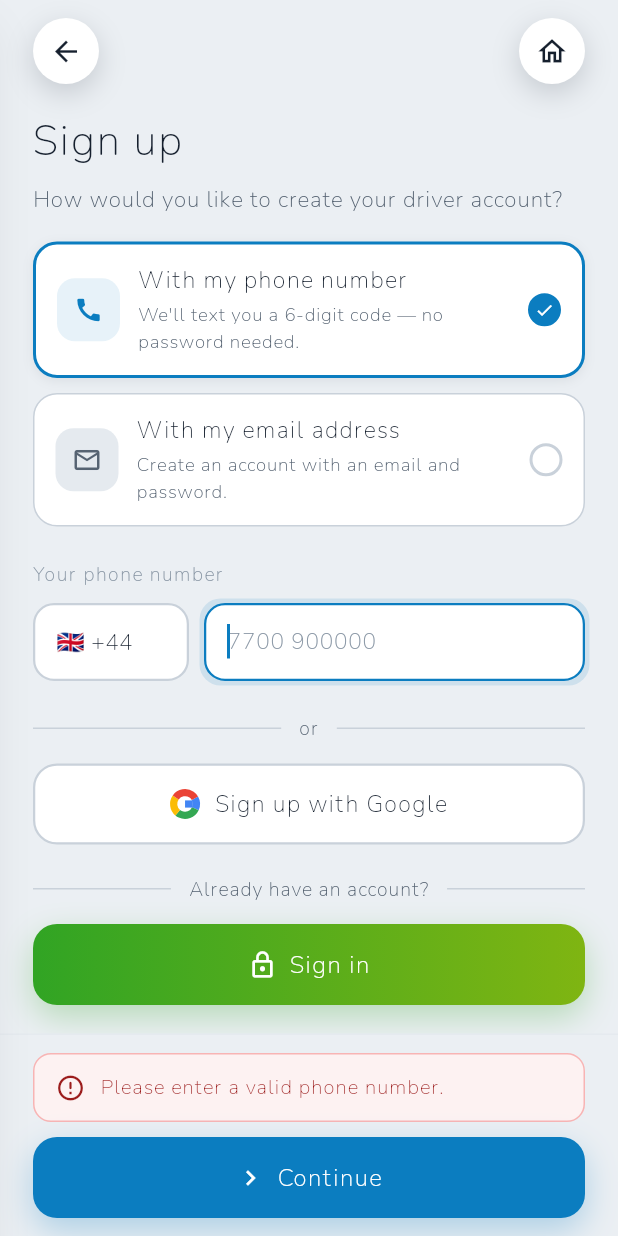
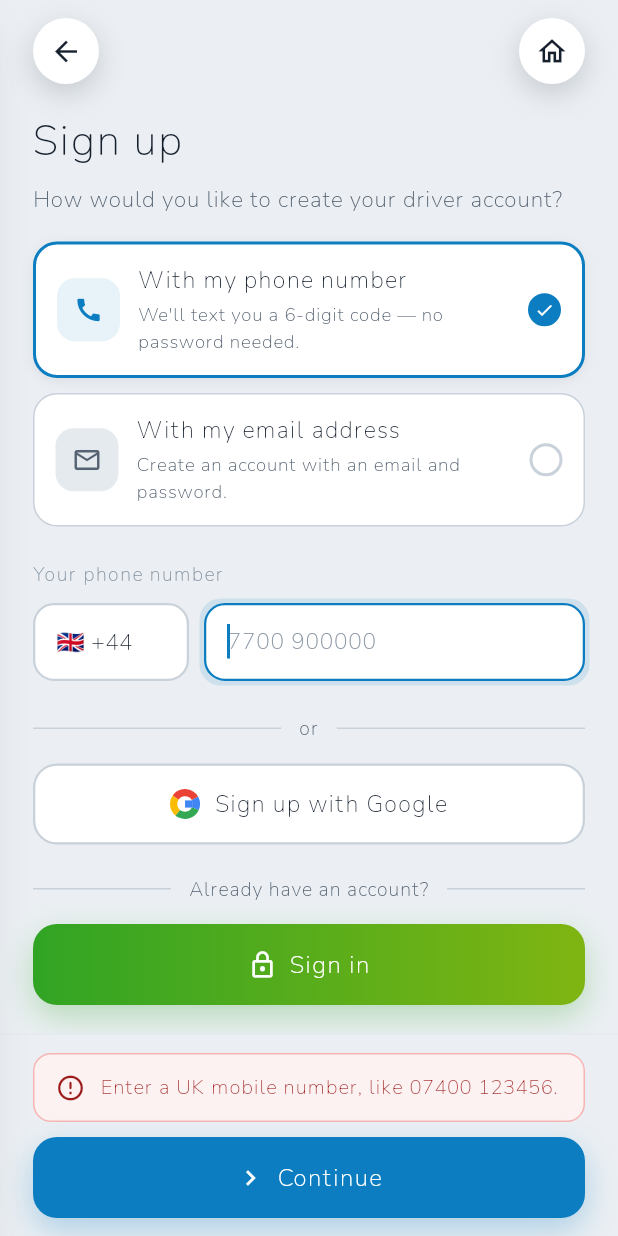
Before and after one commit to Mahfuzur-Rahman/mapcars_mobile_driver, a Flutter app: the EmailSignupScreen screen opened by its route, after a tap on "Continue", on a phone screen of 412 x 824 dp. Run offline on Flutter 3.47's test engine with Material 3 defaults, Android fonts, the phone set to English and light mode, and no system bars; our stand-ins replace connectivity_plus, dio, file_picker, firebase_core, firebase_crashlytics, firebase_messaging and 11 more; missing offline and left inert: signalr_netcore; accounts and stored records are empty.

Commit message:
fix(auth): +447… numbers; sign-up only advances once the code is sent
The sign-up screen went to /verify even when sending failed, and /verify
opened with an empty phone field, so Resend failed too. It now refills the
pending number.

Co-Authored-By: Claude Opus 5.5 <noreply@anthropic.com>

```diff
--- /dev/null
+++ b/lib/src/core/utils/uk_phone.dart
@@ -0,0 +1,24 @@
+/// UK mobile numbers as typed next to the fixed "+44" field.
+///
+/// This is the same rule as the web (`web/src/lib/phone.ts`) and the customer
+/// app. The API is still the authority: it repairs the same forms, and rejects
+/// anything that isn't a UK mobile.
+library;
+
+/// The national digits of a UK mobile ("7" + 9 digits), or null if [input]
+/// can't be one.
+String? ukMobileDigits(String input) {
+  var digits = input.replaceAll(RegExp(r'\D'), '');
+  if (digits.length == 12 && digits.startsWith('44')) digits = digits.substring(2);
+  if (digits.startsWith('0')) digits = digits.substring(1);
+  return RegExp(r'^7\d{9}$').hasMatch(digits) ? digits : null;
+}
+
+/// "+447400123456" for a valid UK mobile, or null.
+String? ukMobileE164(String input) {
+  final digits = ukMobileDigits(input);
+  return digits == null ? null : '+44$digits';
+}
+
+/// The part after "+44", for refilling the field next to the fixed prefix.
+String nationalPart(String e164) => e164.startsWith('+44') ? e164.substring(3) : e164;
--- a/lib/src/features/onboarding/presentation/email_signup_screen.dart
+++ b/lib/src/features/onboarding/presentation/email_signup_screen.dart
@@ -2,6 +2,7 @@ import 'package:flutter/material.dart';
 import 'package:flutter_riverpod/flutter_riverpod.dart';
 import 'package:go_router/go_router.dart';
 
+import '../../../core/utils/uk_phone.dart';
 import '../../../core/widgets/mc.dart';
 import '../../auth/providers/auth_notifier.dart';
 import '../../auth/services/apple_sign_in_service.dart';
@@ -46,15 +47,16 @@ class _EmailSignupScreenState extends ConsumerState<EmailSignupScreen> {
   }
 
   Future<void> _submitPhone() async {
-    final digits =
-        _phoneCtrl.text.trim().replaceAll(' ', '').replaceAll('-', '');
-    if (digits.isEmpty) {
-      setState(() => _localError = 'Please enter a valid phone number.');
+    final phone = ukMobileE164(_phoneCtrl.text);
+    if (phone == null) {
+      setState(() => _localError = 'Enter a UK mobile number, like 07400 123456.');
       return;
     }
     setState(() => _localError = null);
-    await ref.read(authNotifierProvider.notifier).sendPhoneOtp('+44$digits');
-    if (mounted) context.go('/verify');
+    // Only move on if the code was actually sent. Going to /verify regardless
+    // left the driver on an empty form under an error banner.
+    final ok = await ref.read(authNotifierProvider.notifier).sendPhoneOtp(phone);
+    if (ok && mounted) context.go('/verify');
   }
 
   Future<void> _continueWithGoogle() async {
```
Also changed, not shown: lib/src/features/onboarding/presentation/verify_screen.dart (+9 -5 lines), 2 other files.
